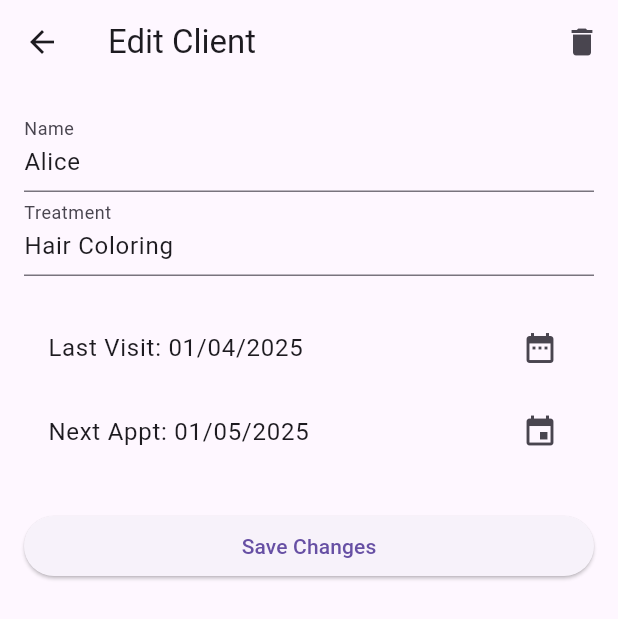
After one commit to aBraM-aBraM/client_manager, a Flutter app: the screen it shows after launch, after a tap on "Alice", on a phone screen of 412 x 824 dp. The commit adds this screen. Shown: the top 619 px of the screen. Run offline on Flutter 3.47's test engine with Material 3 defaults, Android fonts, the phone set to English and light mode, and no system bars.

Commit message:
add delete/edit button for clients

```diff
--- a/lib/main.dart
+++ b/lib/main.dart
@@ -2,6 +2,7 @@ import 'package:flutter/material.dart';
 import 'models/client.dart';
 import 'package:intl/intl.dart';
 import 'pages/add_client_page.dart';
+import 'pages/edit_client_page.dart';
 
 void main() {
   runApp(const MyApp());
@@ -83,6 +84,25 @@ class _MyHomePageState extends State<MyHomePage> {
                       ],
                     )
                   : const Text('No next appt.'),
+              onTap: () async {
+                final result = await Navigator.push<ClientAction>(
+                  context,
+                  MaterialPageRoute(
+                    builder: (_) => EditClientPage(client: client),
+                    ),
+                  );
+
+                if (result is ClientEdited) {
+                  setState(() {
+                    clients[index] = result.updatedClient;
+
+                  });
+                } else if (result is ClientDeleted) {
+                  setState(() {
+                    clients.removeAt(index);
+                  });
+                }
+              },
             ),
           );
         },
--- /dev/null
+++ b/lib/pages/edit_client_page.dart
@@ -0,0 +1,131 @@
+import 'package:flutter/material.dart';
+import 'package:intl/intl.dart';
+import '../models/client.dart';
+
+abstract class ClientAction {}
+
+class ClientEdited extends ClientAction {
+  final Client updatedClient;
+  ClientEdited(this.updatedClient);
+}
+
+class ClientDeleted extends ClientAction {}
+
+class EditClientPage extends StatefulWidget {
+  final Client client;
+
+  const EditClientPage({super.key, required this.client});
+
+  @override
+  State<EditClientPage> createState() => _EditClientPageState();
+}
+
+class _EditClientPageState extends State<EditClientPage> {
+  final _formKey = GlobalKey<FormState>();
+  late TextEditingController nameController;
+  late TextEditingController treatmentController;
+  DateTime? lastVisit;
+  DateTime? nextAppointment;
+
+  @override
+  void initState() {
+    super.initState();
+    nameController = TextEditingController(text: widget.client.name);
+    treatmentController = TextEditingController(text: widget.client.treatment);
+    lastVisit = widget.client.lastVisit;
+    nextAppointment = widget.client.nextAppointment;
+  }
+
+  Future<void> _pickDate(bool isLastVisit) async {
+    final picked = await showDatePicker(
+      context: context,
+      initialDate: DateTime.now(),
+      firstDate: DateTime(2020),
+      lastDate: DateTime(2030),
+    );
+    if (picked != null) {
+      setState(() {
+        if (isLastVisit) {
+          lastVisit = picked;
+        } else {
+          nextAppointment = picked;
+        }
+      });
+    }
+  }
+
+  String formatDate(DateTime? date) {
+    return date == null ? '' : DateFormat('dd/MM/yyyy').format(date);
+  }
+
+  @override
+  Widget build(BuildContext context) {
+    return Scaffold(
+      appBar: AppBar(
+        title: const Text('Edit Client'),
+        actions: [
+          IconButton(
+            icon: const Icon(Icons.delete),
+            onPressed: () {
+              Navigator.pop(context, ClientDeleted());
+            },
+          )
+        ],
+      ),
+      body: Padding(
+        padding: const EdgeInsets.all(16),
+        child: Form(
+          key: _formKey,
+          child: ListView(
+            children: [
+              TextFormField(
+                controller: nameController,
+                decoration: const InputDecoration(labelText: 'Name'),
+                validator: (val) => val!.isEmpty ? 'Enter name' : null,
+              ),
+              TextFormField(
+                controller: treatmentController,
+                decoration: const InputDecoration(labelText: 'Treatment'),
+                validator: (val) => val!.isEmpty ? 'Enter treatment' : null,
+              ),
+              const SizedBox(height: 20),
+              ListTile(
+                title: Text(
+                  lastVisit == null
+                      ? 'Pick Last Visit Date'
+                      : 'Last Visit: ${formatDate(lastVisit)}',
+                ),
+                trailing: const Icon(Icons.date_range),
+                onTap: () => _pickDate(true),
+              ),
+              ListTile(
+                title: Text(
+                  nextAppointment == null
+                      ? 'Pick Next Appointment (optional)'
+                      : 'Next Appt: ${formatDate(nextAppointment)}',
+                ),
+                trailing: const Icon(Icons.event),
+                onTap: () => _pickDate(false),
+              ),
+              const SizedBox(height: 24),
+              ElevatedButton(
+                onPressed: () {
+                  if (_formKey.currentState!.validate() && lastVisit != null) {
+                    final updatedClient = Client(
+                      name: nameController.text,
+                      treatment: treatmentController.text,
+                      lastVisit: lastVisit!,
+                      nextAppointment: nextAppointment,
+                    );
+                    Navigator.pop(context, ClientEdited(updatedClient));
+                  }
+                },
+                child: const Text('Save Changes'),
+              ),
+            ],
+          ),
+        ),
+      ),
+    );
+  }
+}
```
